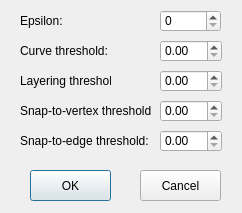
Above: LEGO/CurveOptionDialog.ui from xwzhangcs/LEGO before the change. Below: the same form after it.
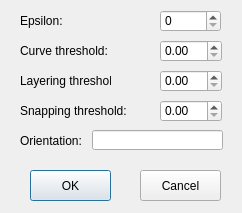
That is the form after the change.

Commit message: Use principle orientation for simplification.

Patch:
```diff
--- a/LEGO/CurveOptionDialog.ui
+++ b/LEGO/CurveOptionDialog.ui
@@ -46,7 +46,7 @@
     </rect>
    </property>
    <property name="text">
-    <string>Snap-to-vertex threshold:</string>
+    <string>Snapping threshold:</string>
    </property>
   </widget>
   <widget class="QLabel" name="label_2">
@@ -72,16 +72,6 @@
     </rect>
    </property>
   </widget>
-  <widget class="QDoubleSpinBox" name="doubleSpinBoxSnapEdgeThreshold">
-   <property name="geometry">
-    <rect>
-     <x>160</x>
-     <y>130</y>
-     <width>62</width>
-     <height>22</height>
-    </rect>
-   </property>
-  </widget>
   <widget class="QPushButton" name="pushButtonCancel">
    <property name="geometry">
     <rect>
@@ -128,7 +118,7 @@
     </rect>
    </property>
    <property name="text">
-    <string>Snap-to-edge threshold:</string>
+    <string>Orientation:</string>
    </property>
   </widget>
   <widget class="QLabel" name="label_5">
@@ -154,6 +144,19 @@
     </rect>
    </property>
   </widget>
+  <widget class="QLineEdit" name="lineEditOrientation">
+   <property name="geometry">
+    <rect>
+     <x>92</x>
+     <y>130</y>
+     <width>131</width>
+     <height>20</height>
+    </rect>
+   </property>
+   <property name="alignment">
+    <set>Qt::AlignRight|Qt::AlignTrailing|Qt::AlignVCenter</set>
+   </property>
+  </widget>
  </widget>
  <layoutdefault spacing="6" margin="11"/>
  <resources/>
```
Left out of the diff: 2 changed lines with no effect on the pictures. The commit also changes 39 other files.
